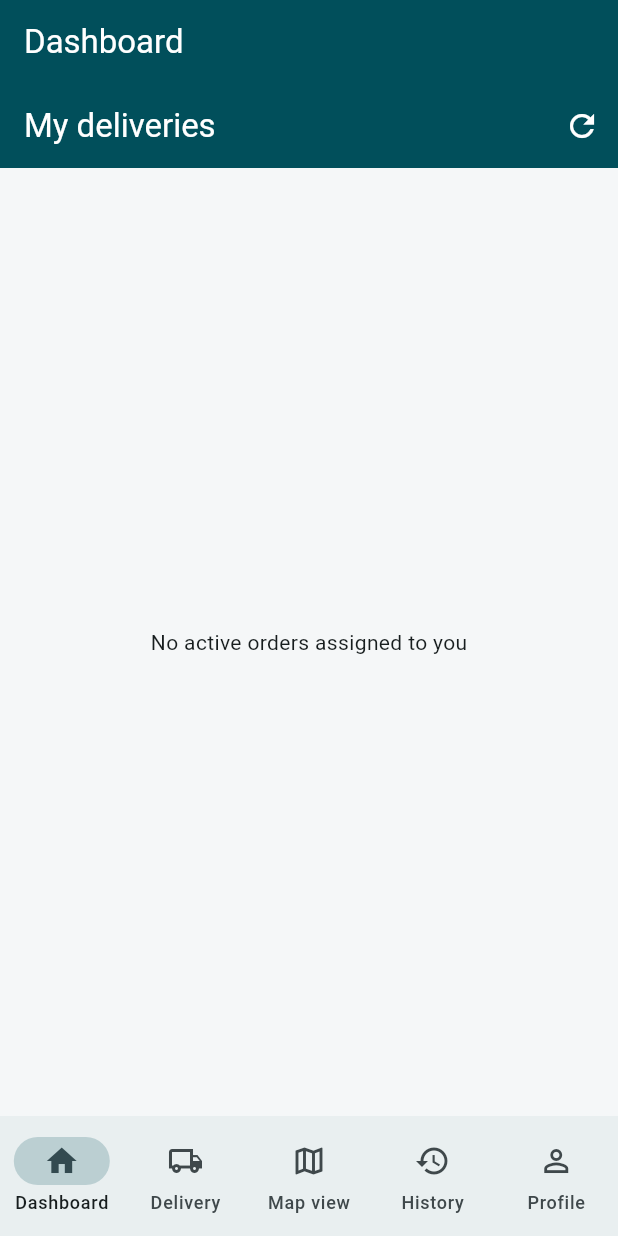
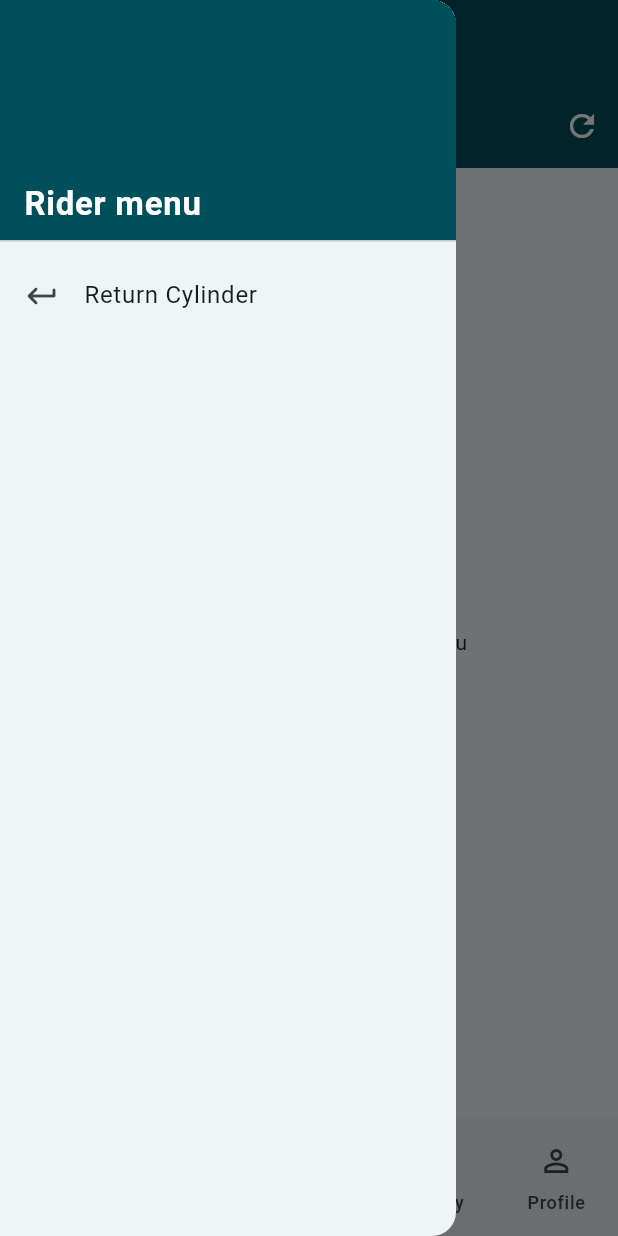
Before and after one commit to tchasinga/gasdelivery, a Flutter app: the RiderHomeScreen screen opened directly, with the side drawer open (before the commit the screen has no drawer), on a phone screen of 412 x 824 dp. Run offline on Flutter 3.47's test engine with Material 3 defaults, Android fonts, the phone set to English and light mode, and no system bars; our stand-ins replace cross_file, geolocator, google_maps_flutter, image_picker, shared_preferences; missing offline and left inert: flutter_polyline_points, google_maps_flutter_android, google_maps_flutter_platform_interface; accounts and stored records are empty; network calls fail.

Commit message:
Implement Return Functionality in Customer and Rider Screens
- Updated HomeScreen to replace History tab with Return tab, including necessary imports and UI adjustments.
- Enhanced RiderHomeScreen by adding a drawer with a Return Cylinder option, linking to the new RiderReturnCylindersScreen.
- Modified ApiService to include new methods for handling customer and rider return processes, including fetching returnable cylinders and initiating returns.

```diff
--- a/lib/screens/customer_accounts/home_screen.dart
+++ b/lib/screens/customer_accounts/home_screen.dart
@@ -4,13 +4,13 @@ import 'package:provider/provider.dart';
 import '../../providers/auth_provider.dart';
 import '../../services/api_services.dart';
 import '../../services/auth_service.dart';
-import 'history_tab_screen.dart';
+import 'return_tab_screen.dart';
 import 'map_tab_screen.dart';
 import 'order_screen.dart';
 import 'profile_tab_screen.dart';
 import 'widgets/cart_icon_button.dart';
 
-/// Bottom tabs: Home, Map, Orders, History, Profile.
+/// Bottom tabs: Home, Map, Orders, Return, Profile.
 class HomeScreen extends StatefulWidget {
   const HomeScreen({super.key});
 
@@ -25,7 +25,7 @@ class _HomeScreenState extends State<HomeScreen> {
     const HomeTabScreen(),
     const MapTabScreen(),
     const OrderScreen(),
-    const HistoryTabScreen(),
+    const ReturnTabScreen(),
     const ProfileTabScreen(),
   ];
 
@@ -80,9 +80,9 @@ class _HomeScreenState extends State<HomeScreen> {
             label: 'Orders',
           ),
           NavigationDestination(
-            icon: Icon(Icons.history_toggle_off_rounded),
-            selectedIcon: Icon(Icons.history_rounded),
-            label: 'History',
+            icon: Icon(Icons.keyboard_return_outlined),
+            selectedIcon: Icon(Icons.keyboard_return_rounded),
+            label: 'Return',
           ),
           NavigationDestination(
             icon: Icon(Icons.person_outline_rounded),
--- a/lib/screens/riders/rider_home_screen.dart
+++ b/lib/screens/riders/rider_home_screen.dart
@@ -1,5 +1,6 @@
 import 'package:flutter/material.dart';
 
+import 'rider_return_cylinders_screen.dart';
 import 'tabs/rider_tab_delivery.dart';
 import 'tabs/rider_tab_history.dart';
 import 'tabs/rider_tab_home.dart';
@@ -31,6 +32,39 @@ class _RiderHomeScreenState extends State<RiderHomeScreen> {
   Widget build(BuildContext context) {
     return Scaffold(
       extendBodyBehindAppBar: _isMapTab,
+      drawer: Drawer(
+        child: ListView(
+          padding: EdgeInsets.zero,
+          children: [
+            const DrawerHeader(
+              decoration: BoxDecoration(color: Color(0xFF014F5B)),
+              child: Align(
+                alignment: Alignment.bottomLeft,
+                child: Text(
+                  'Rider menu',
+                  style: TextStyle(
+                    color: Colors.white,
+                    fontSize: 22,
+                    fontWeight: FontWeight.w600,
+                  ),
+                ),
+              ),
+            ),
+            ListTile(
+              leading: const Icon(Icons.keyboard_return_rounded),
+              title: const Text('Return Cylinder'),
+              onTap: () {
+                Navigator.pop(context);
+                Navigator.of(context).push(
+                  MaterialPageRoute(
+                    builder: (_) => const RiderReturnCylindersScreen(),
+                  ),
+                );
+              },
+            ),
+          ],
+        ),
+      ),
       appBar: _isMapTab
           ? null
           : AppBar(
--- a/lib/services/api_services.dart
+++ b/lib/services/api_services.dart
@@ -127,19 +127,19 @@ class ApiService {
     }
   }
 
+  // static String get baseUrl {
+  //   if (kIsWeb) {
+  //     return 'http://127.0.0.1:8000/api';
+  //   }
+  //   return 'http://${Platform.isAndroid ? '10.0.2.2' : '127.0.0.1'}:8000/api';
+  // }
+
   static String get baseUrl {
     if (kIsWeb) {
-      return 'http://127.0.0.1:8000/api';
+      return 'https://cylindtrack.veritech.co.ke/api';
     }
-    return 'http://${Platform.isAndroid ? '10.0.2.2' : '127.0.0.1'}:8000/api';
+    return 'https://cylindtrack.veritech.co.ke/api';
   }
-
-  // static String get baseUrl {
-  //   if (kIsWeb) {
-  //     return 'https://cylindtrack.veritech.co.ke/api';
-  //   }
-  //   return 'https://cylindtrack.veritech.co.ke/api';
-  // }
 
   /// Sanctum-protected rider verification image (`national_id` or `selfie`).
   static String riderVerificationPhotoUrl(String kind) {
@@ -480,6 +480,240 @@ class ApiService {
     }
   }
 
+  static Future<Map<String, dynamic>> getCustomerReturnableCylinders(
+    String token,
+  ) async {
+    try {
+      final response = await http.get(
+        Uri.parse('$baseUrl/customer-account/returns/cylinders'),
+        headers: _authHeaders(token),
+      );
+      final data = jsonDecode(response.body);
+      if (response.statusCode == 200 && data['success'] == true) {
+        final rawList = data['cylinders'];
+        return {
+          'success': true,
+          'cylinders': rawList is List
+              ? rawList
+                  .whereType<Map>()
+                  .map((e) => Map<String, dynamic>.from(e))
+                  .toList()
+              : <Map<String, dynamic>>[],
+        };
+      }
+      return {'success': false, 'message': _firstApiErrorMessage(data)};
+    } catch (e) {
+      return {'success': false, 'message': 'Network error: $e'};
+    }
+  }
+
+  static Future<Map<String, dynamic>> getCustomerReturnRiders({
+    required String token,
+    String? query,
+  }) async {
+    try {
+      final params = <String, String>{};
+      if (query != null && query.isNotEmpty) {
+        params['q'] = query;
+      }
+      final uri = Uri.parse('$baseUrl/customer-account/returns/riders')
+          .replace(queryParameters: params.isEmpty ? null : params);
+      final response = await http.get(uri, headers: _authHeaders(token));
+      final data = jsonDecode(response.body);
+      if (response.statusCode == 200 && data['success'] == true) {
+        final rawList = data['riders'];
+        return {
+          'success': true,
+          'riders': rawList is List
+              ? rawList
+                  .whereType<Map>()
+                  .map((e) => Map<String, dynamic>.from(e))
+                  .toList()
+              : <Map<String, dynamic>>[],
+        };
+      }
+      return {'success': false, 'message': _firstApiErrorMessage(data)};
+    } catch (e) {
+      return {'success': false, 'message': 'Network error: $e'};
+    }
+  }
+
+  static Future<Map<String, dynamic>> customerInitiateReturn({
+    required String token,
+    required int riderId,
+    required List<int> cylinderIds,
+  }) async {
+    try {
+      final response = await http.post(
+        Uri.parse('$baseUrl/customer-account/returns/initiate'),
+        headers: _authHeaders(token),
+        body: jsonEncode({
+          'rider_id': riderId,
+          'cylinder_ids': cylinderIds,
+        }),
+      );
+      final data = jsonDecode(response.body);
+      if (response.statusCode == 200 && data['success'] == true) {
+        return {
+          'success': true,
+          'message': data['message'],
+          'order_confirmation_id': data['order_confirmation_id'],
+          'rider': data['rider'],
+        };
+      }
+      return {'success': false, 'message': _firstApiErrorMessage(data)};
+    } catch (e) {
+      return {'success': false, 'message': 'Network error: $e'};
+    }
+  }
+
+  static Future<Map<String, dynamic>> customerConfirmReturn({
+    required String token,
+    required int orderConfirmationId,
+    required String otpCode,
+    required int riderId,
+    required List<int> cylinderIds,
+  }) async {
+    try {
+      final response = await http.post(
+        Uri.parse('$baseUrl/customer-account/returns/confirm'),
+        headers: _authHeaders(token),
+        body: jsonEncode({
+          'order_confirmation_id': orderConfirmationId,
+          'otp_code': otpCode,
+          'rider_id': riderId,
+          'cylinder_ids': cylinderIds,
+        }),
+      );
+      final data = jsonDecode(response.body);
+      if (response.statusCode == 200 && data['success'] == true) {
+        return {
+          'success': true,
+          'message': data['message'],
+          'returns': data['returns'],
+        };
+      }
+      return {'success': false, 'message': _firstApiErrorMessage(data)};
+    } catch (e) {
+      return {'success': false, 'message': 'Network error: $e'};
+    }
+  }
+
+  static Future<Map<String, dynamic>> getRiderReturnableCylinders(
+    String token,
+  ) async {
+    try {
+      final response = await http.get(
+        Uri.parse('$baseUrl/rider/returns/cylinders'),
+        headers: _authHeaders(token),
+      );
+      final data = jsonDecode(response.body);
+      if (response.statusCode == 200 && data['success'] == true) {
+        final rawList = data['cylinders'];
+        return {
+          'success': true,
+          'cylinders': rawList is List
+              ? rawList
+                  .whereType<Map>()
+                  .map((e) => Map<String, dynamic>.from(e))
+                  .toList()
+              : <Map<String, dynamic>>[],
+        };
+      }
+      return {'success': false, 'message': _firstApiErrorMessage(data)};
+    } catch (e) {
+      return {'success': false, 'message': 'Network error: $e'};
+    }
+  }
+
+  static Future<Map<String, dynamic>> getRiderReturnMiniWarehouses(
+    String token,
+  ) async {
+    try {
+      final response = await http.get(
+        Uri.parse('$baseUrl/rider/returns/mini-warehouses'),
+        headers: _authHeaders(token),
+      );
+      final data = jsonDecode(response.body);
+      if (response.statusCode == 200 && data['success'] == true) {
+        final rawList = data['mini_warehouses'];
+        return {
+          'success': true,
+          'mini_warehouses': rawList is List
+              ? rawList
+                  .whereType<Map>()
+                  .map((e) => Map<String, dynamic>.from(e))
+                  .toList()
+              : <Map<String, dynamic>>[],
+        };
+      }
+      return {'success': false, 'message': _firstApiErrorMessage(data)};
+    } catch (e) {
+      return {'success': false, 'message': 'Network error: $e'};
+    }
+  }
+
+  static Future<Map<String, dynamic>> riderInitiateReturn({
+    required String token,
+    required int miniWarehouseId,
+    required List<int> cylinderIds,
+  }) async {
+    try {
+      final response = await http.post(
+        Uri.parse('$baseUrl/rider/returns/initiate'),
+        headers: _authHeaders(token),
+        body: jsonEncode({
+          'mini_warehouse_id': miniWarehouseId,
+          'cylinder_ids': cylinderIds,
+        }),
+      );
+      final data = jsonDecode(response.body);
+      if (response.statusCode == 200 && data['success'] == true) {
+        return {
+          'success': true,
+          'message': data['message'],
+          'order_confirmation_id': data['order_confirmation_id'],
+          'mini_warehouse': data['mini_warehouse'],
+        };
+      }
+      return {'success': false, 'message': _firstApiErrorMessage(data)};
+    } catch (e) {
+      return {'success': false, 'message': 'Network error: $e'};
+    }
+  }
+
+  static Future<Map<String, dynamic>> riderConfirmReturn({
+    required String token,
+    required int orderConfirmationId,
+    required String otpCode,
+    required int miniWarehouseId,
+    required List<int> cylinderIds,
+  }) async {
+    try {
+      final response = await http.post(
+        Uri.parse('$baseUrl/rider/returns/confirm'),
+        headers: _authHeaders(token),
+        body: jsonEncode({
+          'order_confirmation_id': orderConfirmationId,
+          'otp_code': otpCode,
+          'mini_warehouse_id': miniWarehouseId,
+          'cylinder_ids': cylinderIds,
+        }),
+      );
+      final data = jsonDecode(response.body);
+      if (response.statusCode == 200 && data['success'] == true) {
+        return {
+          'success': true,
+          'message': data['message'],
+          'returns': data['returns'],
+        };
+      }
+      return {'success': false, 'message': _firstApiErrorMessage(data)};
+    } catch (e) {
+      return {'success': false, 'message': 'Network error: $e'};
+    }
+  }
+
   static Future<Map<String, dynamic>> getCustomerCylinderCount(String token) async {
     try {
       final response = await http.get(
```
